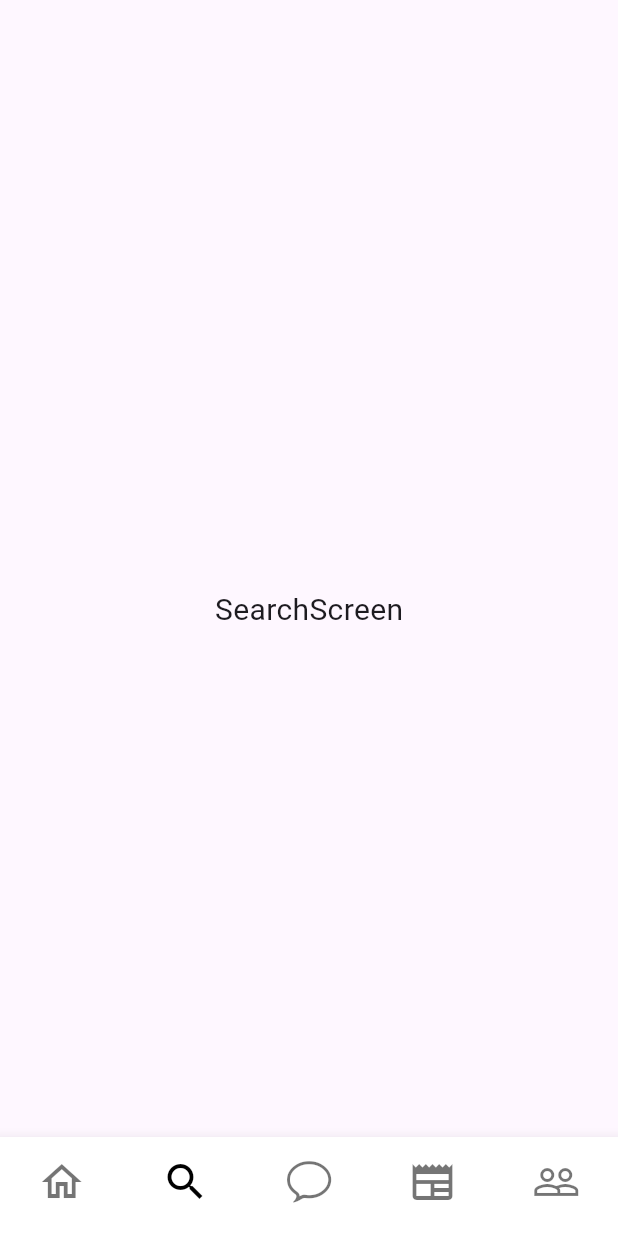
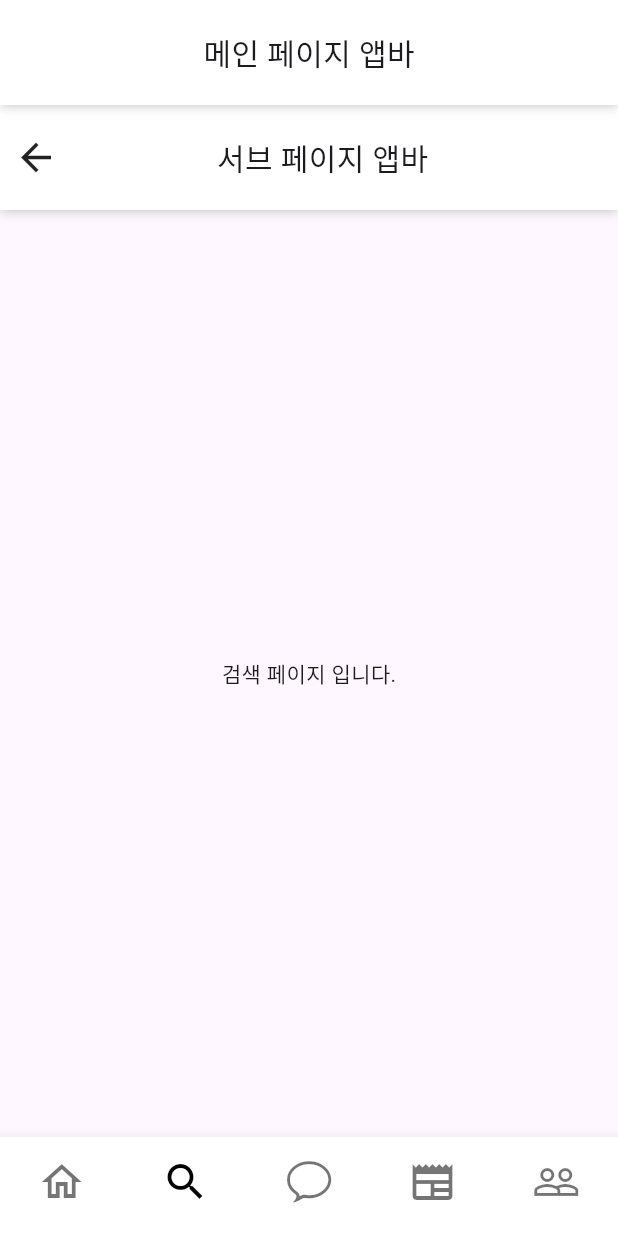
Before and after one commit to Ferrorist/Simcheonge, a Flutter app: the screen it shows after launch, item 2 of the bottom bar chosen, on a phone screen of 412 x 824 dp. Run offline on Flutter 3.47's test engine with Material 3 defaults, Android fonts, the light colour scheme and no system bars.

Commit message:
FEAT: AppBar 구현

```diff
--- a/simcheonge_front/lib/main.dart
+++ b/simcheonge_front/lib/main.dart
@@ -1,10 +1,11 @@
 import 'package:flutter/material.dart';
-import 'package:simcheonge_front/wedgets/bottom_nav_item.dart';
+import 'package:simcheonge_front/widgets/bottom_nav_item.dart';
 import 'package:simcheonge_front/screens/chatbot_screen.dart';
 import 'package:simcheonge_front/screens/article_screen.dart';
 import 'package:simcheonge_front/screens/home_screen.dart';
 import 'package:simcheonge_front/screens/news_screen.dart';
 import 'package:simcheonge_front/screens/search_screen.dart';
+import 'package:simcheonge_front/widgets/main_app_bar.dart';
 
 void main() {
   runApp(const MyApp());
@@ -18,7 +19,6 @@ class MyApp extends StatelessWidget {
   @override
   Widget build(BuildContext context) {
     return const MaterialApp(
-      title: 'Your App Title',
       home: MyHomePage(),
     );
   }
@@ -39,7 +39,10 @@ class _MyHomePageState extends State<MyHomePage> {
   @override
   Widget build(BuildContext context) {
     return Scaffold(
-      appBar: AppBar(),
+      appBar: const PreferredSize(
+        preferredSize: Size.fromHeight(70), // 앱바 높이 조절
+        child: MainAppBar(), // 앱바 적용
+      ),
       body: IndexedStack(
         index: _selectedIndex,
         children: const [
--- a/simcheonge_front/lib/screens/search_screen.dart
+++ b/simcheonge_front/lib/screens/search_screen.dart
@@ -1,17 +1,22 @@
 import 'package:flutter/material.dart';
+import 'package:simcheonge_front/widgets/sub_app_bar.dart';
 
 class SearchScreen extends StatelessWidget {
   const SearchScreen({super.key});
 
   @override
   Widget build(BuildContext context) {
-    return const Scaffold(
-      body: Center(
-        child: Text(
-          'SearchScreen',
-          style: TextStyle(
-            fontSize: 20.0,
-          ),
+    return SafeArea(
+      child: Scaffold(
+        appBar: const PreferredSize(
+          preferredSize: Size.fromHeight(70), // 앱바 높이 조절
+          child: SubAppBar(),
+        ),
+        body: Container(
+          alignment: Alignment.center,
+          width: double.infinity,
+          height: double.infinity,
+          child: const Text('검색 페이지 입니다.'),
         ),
       ),
     );
--- /dev/null
+++ b/simcheonge_front/lib/widgets/main_app_bar.dart
@@ -0,0 +1,30 @@
+import 'package:flutter/cupertino.dart';
+import 'package:flutter/material.dart';
+
+class MainAppBar extends StatelessWidget {
+  const MainAppBar({super.key});
+
+  @override
+  Widget build(BuildContext context) {
+    return Scaffold(
+      backgroundColor: Colors.white,
+      body: Container(
+        alignment: Alignment.center,
+        decoration: const BoxDecoration(
+          //앱바와 페이지의 구분을 주기 위해 BoxShadow로 그림자 만들어서 사용.
+          color: Colors.white,
+          boxShadow: [
+            BoxShadow(
+              color: Colors.black26,
+              blurRadius: 6,
+            ),
+          ],
+        ),
+        child: const Text(
+          '메인 페이지 앱바',
+          style: TextStyle(fontSize: 20),
+        ),
+      ),
+    );
+  }
+}
--- /dev/null
+++ b/simcheonge_front/lib/widgets/sub_app_bar.dart
@@ -0,0 +1,44 @@
+import 'package:flutter/cupertino.dart';
+import 'package:flutter/material.dart';
+
+class SubAppBar extends StatelessWidget {
+  const SubAppBar({super.key});
+
+  @override
+  Widget build(BuildContext context) {
+    return Scaffold(
+      backgroundColor: Colors.white,
+      body: Container(
+        alignment: Alignment.center,
+        decoration: const BoxDecoration(
+          //앱바와 페이지의 구분을 주기 위해 BoxShadow로 그림자 만들어서 사용.
+          color: Colors.white,
+          boxShadow: [
+            BoxShadow(
+              color: Colors.black26,
+              blurRadius: 6,
+            ),
+          ],
+        ),
+        child: Row(
+          mainAxisAlignment: MainAxisAlignment.spaceBetween,
+          children: [
+            IconButton(
+              // 뒤로 가는 버튼 구현
+              onPressed: () {
+                Navigator.pop(context);
+              },
+              icon: const Icon(Icons.arrow_back,
+                  color: Colors.black87, size: 30), // 뒤로가기 아이콘 구현
+            ),
+            const Text(
+              '서브 페이지 앱바',
+              style: TextStyle(fontSize: 20),
+            ),
+            const SizedBox(width: 30),
+          ],
+        ),
+      ),
+    );
+  }
+}
```
Also changed, not shown: simcheonge_front/lib/screens/article_screen.dart (+7 -7 lines), simcheonge_front/lib/screens/chatbot_screen.dart (+12 -7 lines), simcheonge_front/lib/screens/home_screen.dart (+18 -6 lines), simcheonge_front/lib/screens/news_screen.dart (+12 -7 lines), simcheonge_front/lib/widgets/bottom_nav_item.dart (renamed from simcheonge_front/lib/wedgets/bottom_nav_item.dart).
